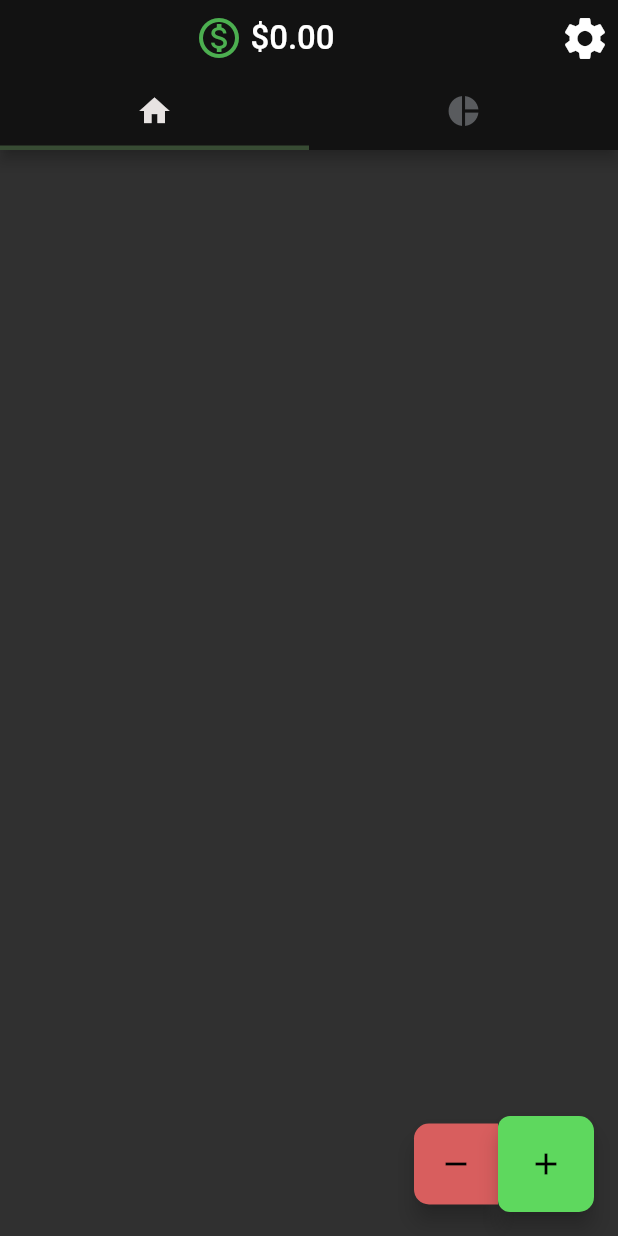
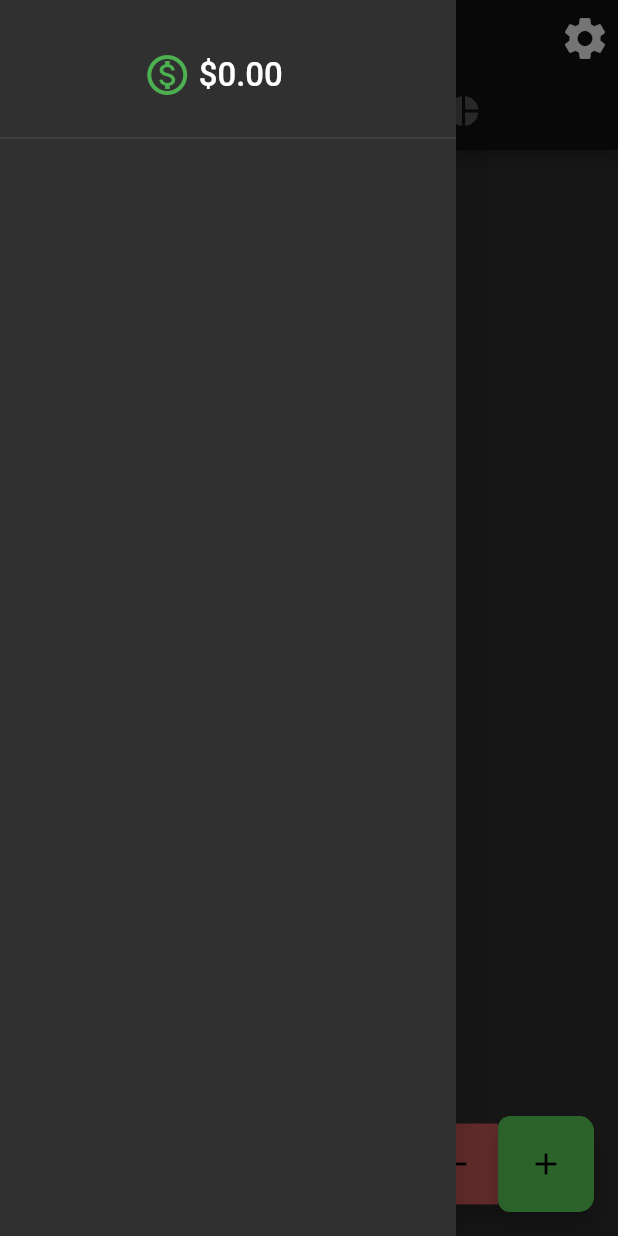
Before and after one commit to lz-coder/just_finance_app, a Flutter app: the screen it shows after launch, with the side drawer open (before the commit the screen has no drawer), on a phone screen of 412 x 824 dp. Run offline on Flutter 3.47's test engine with Material 2 defaults, Android fonts, the phone set to English and light mode, and no system bars; our stand-ins replace sqflite, syncfusion_flutter_charts; accounts and stored records are empty; generated files the repository leaves out were written again.

Commit message:
Initial Drawer support

```diff
--- a/lib/pages/home_page.dart
+++ b/lib/pages/home_page.dart
@@ -6,6 +6,8 @@ import 'package:just_finance_app/src/transaction_info.dart';
 import 'package:just_finance_app/widgets/create_transaction_buttons.dart';
 import 'package:just_finance_app/widgets/topbar.dart';
 import 'package:just_finance_app/widgets/transaction_dialog.dart';
+import 'package:just_finance_app/widgets/wallet_value_counter.dart';
+import 'package:just_finance_app/widgets/year_drawer_button.dart';
 import 'package:provider/provider.dart';
 
 import '../db/database.dart';
@@ -73,6 +75,36 @@ class _HomePageState extends State<HomePage> {
           ],
         ),
       ),
+      drawer: Drawer(
+        //width: 240,
+        child: Column(
+          children: [
+            const SizedBox(
+              height: 100,
+              child: DrawerHeader(
+                child: WalletValueCounter(),
+              ),
+            ),
+            Expanded(
+              child: FutureBuilder(
+                future: coreDatabase.getYears(),
+                builder: (context, snapshot) {
+                  if (snapshot.hasData) {
+                    return ListView.builder(
+                      itemCount: snapshot.data!.length,
+                      itemBuilder: (context, index) {
+                        return YearDrawerButton(year: snapshot.data![index]);
+                      },
+                    );
+                  } else {
+                    return const Text('');
+                  }
+                },
+              ),
+            )
+          ],
+        ),
+      ),
     );
   }
 }
```
